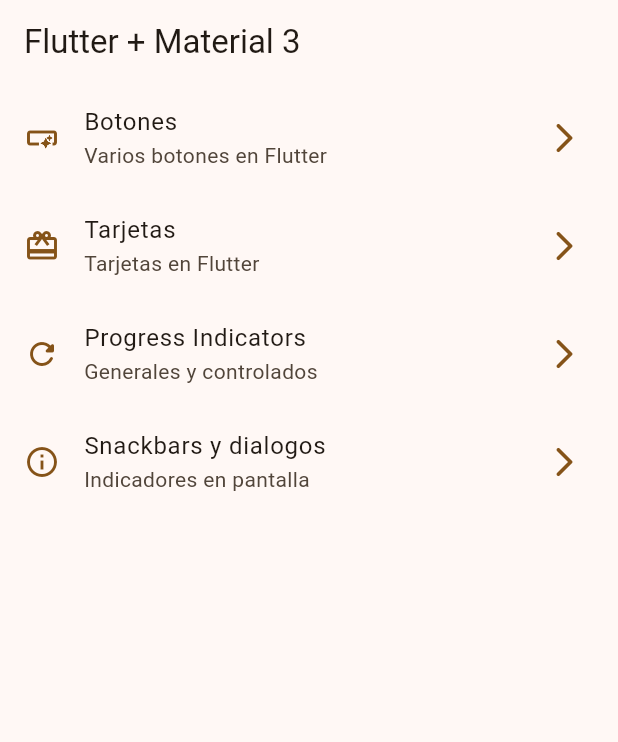
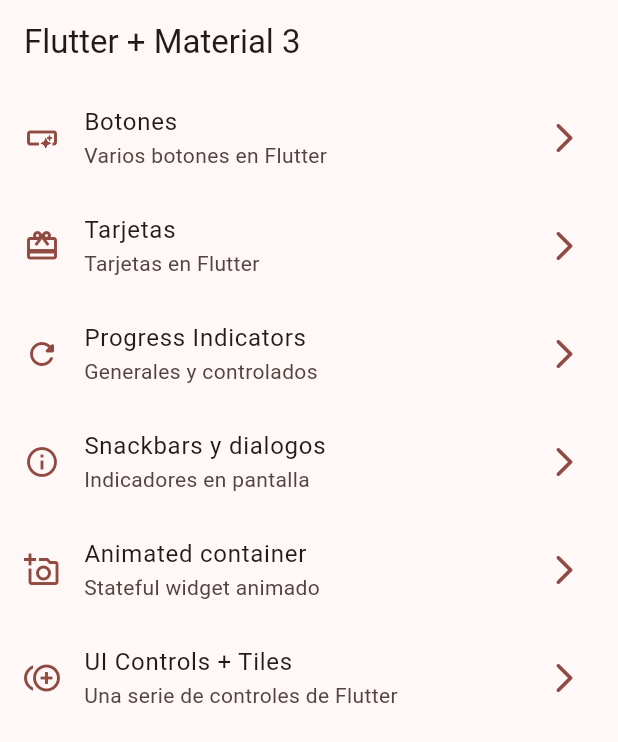
Before and after one commit to edalx/flutter, a Flutter app: the screen it shows after launch, on a phone screen of 412 x 824 dp. Shown: the top 742 px of the screen. Run offline on Flutter 3.47's test engine with Material 3 defaults, Android fonts, the phone set to English and light mode, and no system bars; our stand-ins replace go_router.

Commit message:
UI controls implementation

```diff
--- a/widgets_app/lib/config/menu/menu_items.dart
+++ b/widgets_app/lib/config/menu/menu_items.dart
@@ -34,4 +34,14 @@ var appMenuItems = <MenuItem>[
       subTitle: 'Indicadores en pantalla',
       link: '/snackbars',
       icon: Icons.info_outline),
+  MenuItem(
+      title: 'Animated container',
+      subTitle: 'Stateful widget animado',
+      link: '/animated',
+      icon: Icons.add_a_photo_outlined),
+  MenuItem(
+      title: 'UI Controls + Tiles',
+      subTitle: 'Una serie de controles de Flutter',
+      link: '/ui-controls',
+      icon: Icons.control_point_duplicate_outlined),
 ];
--- a/widgets_app/lib/config/router/app_router.dart
+++ b/widgets_app/lib/config/router/app_router.dart
@@ -29,5 +29,15 @@ final appRouter = GoRouter(
       name: SnackbarScreen.name,
       builder: (context, state) => const SnackbarScreen(),
     ),
+    GoRoute(
+      path: '/animated',
+      name: AnimatedScreen.name,
+      builder: (context, state) => const AnimatedScreen(),
+    ),
+    GoRoute(
+      path: '/ui-controls',
+      name: UiControlsScreen.name,
+      builder: (context, state) => const UiControlsScreen(),
+    ),
   ],
 );
--- a/widgets_app/lib/main.dart
+++ b/widgets_app/lib/main.dart
@@ -15,7 +15,7 @@ class MainApp extends StatelessWidget {
       title: 'Flutter Widgets',
       routerConfig: appRouter,
       debugShowCheckedModeBanner: false,
-      theme: AppTheme(selectedColor: 6).getTheme(),
+      theme: AppTheme(selectedColor: 3).getTheme(),
     );
   }
 }
```
Also changed, not shown: widgets_app/lib/presentation/screens/animated/animated_screen.dart (+40 -2 lines), widgets_app/lib/presentation/screens/ui_controls/ui_controls_screen.dart (+96 -2 lines).
